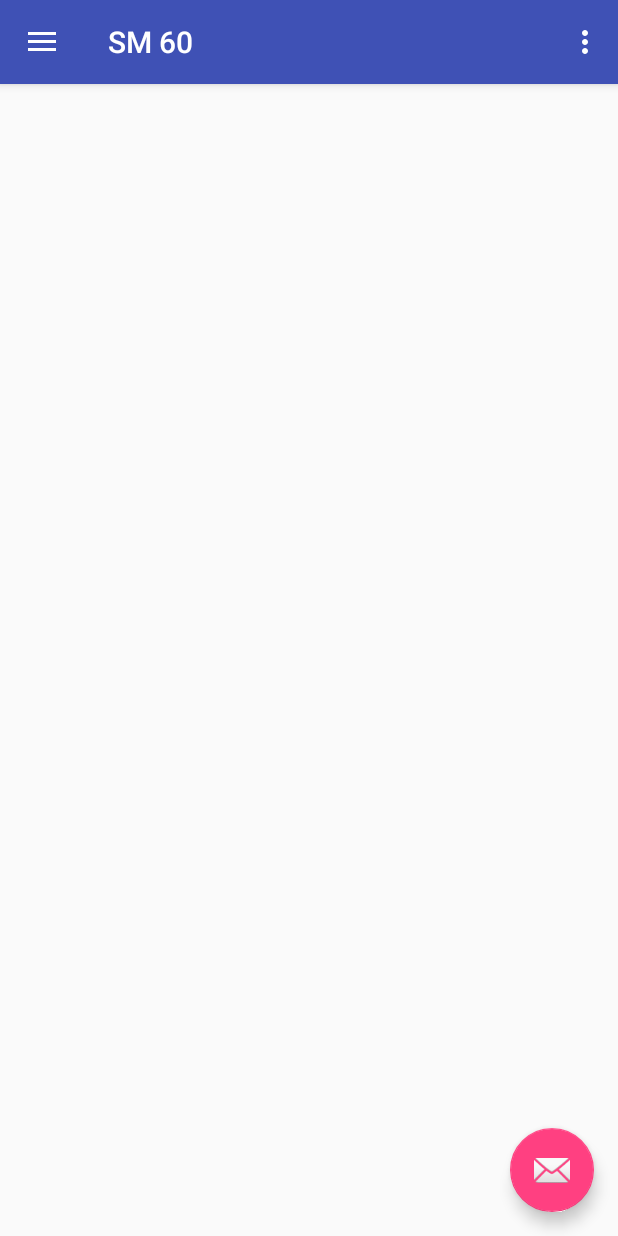
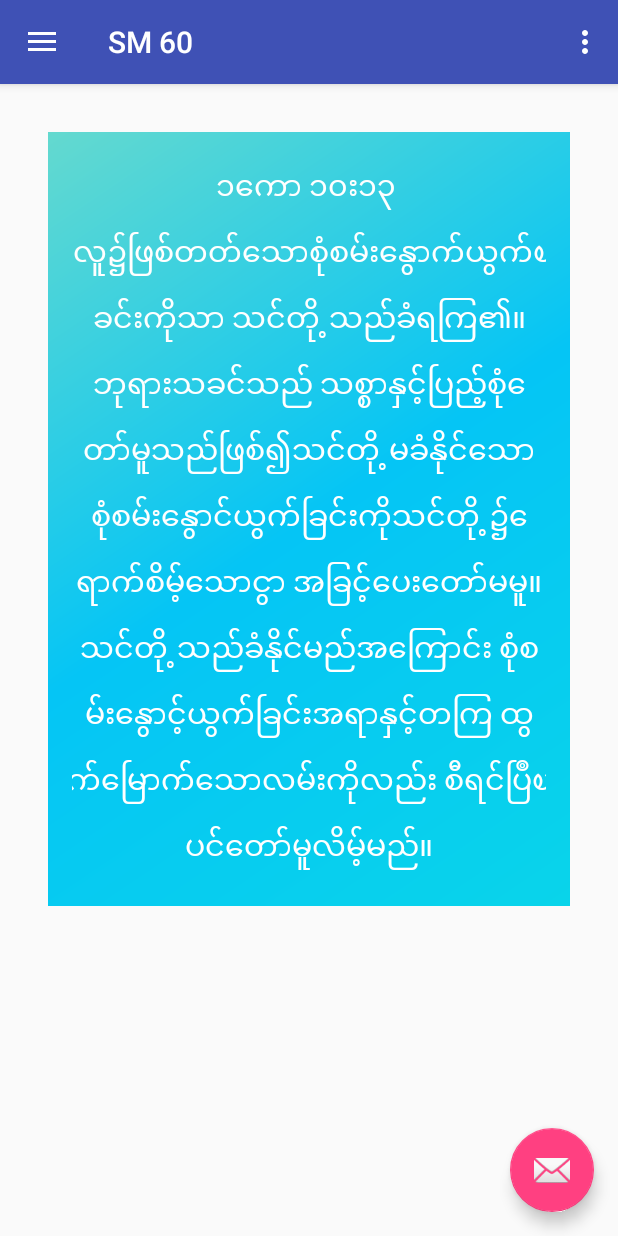
Before and after one commit to david-gnext/sm60, an Android app: the screen it shows after launch (MainActivity), in the side drawer, after a tap on "ေအာင္ၿမင္ၿခင္းစိတ္ခ်မႈ", on a phone screen of 412 x 824 dp. Run offline under Robolectric (Android 15) with nearby library versions, the phone set to English and light mode, and no system bars; our stand-ins replace Volley.

Commit message:
added string

```diff
--- a/app/src/main/java/com/example/david/tutorial/MainActivity.java
+++ b/app/src/main/java/com/example/david/tutorial/MainActivity.java
@@ -99,9 +99,17 @@ public class MainActivity extends AppCompatActivity
         } else if (id == R.id.nav_manage) {
 
         } else if (id == R.id.g1_c1) {
-
+            fragment = new G1();
+            args.putString(G1.QOUTE_ID,getApplicationContext().getString(R.string.g1_c1_content));
         } else if (id == R.id.g1_c2) {
-
+            fragment = new G1();
+            args.putString(G1.QOUTE_ID,getApplicationContext().getString(R.string.g1_c2_content));
+        } else if (id == R.id.g1_c3) {
+            fragment = new G1();
+            args.putString(G1.QOUTE_ID,getApplicationContext().getString(R.string.g1_c3_content));
+        } else if (id == R.id.g1_c4) {
+            fragment = new G1();
+            args.putString(G1.QOUTE_ID,getApplicationContext().getString(R.string.g1_c4_content));
         }
         fragment.setArguments(args);
         FragmentManager fragmentManager = getFragmentManager();
--- a/app/src/main/res/values/strings.xml
+++ b/app/src/main/res/values/strings.xml
@@ -19,10 +19,19 @@ decision</string>
     <string name="navigation_drawer_close">Close navigation drawer</string>
     <string name="g1_title">စိတ္ခ်မႈ(၅)ခု</string>
     <string name="g1_c1_title">ကယ္တင္ၿခင္းစိတ္ခ်မႈ</string>
-    <string name="g1_c1_content">ေယာ ၁၅း၅ သက္ေသခံေတာ္မူခ်က္ဟူမူကားဘုရားသခင္သည္ငါတို႕ကိုထာ၀ရအသက္ေပးေတာ္မူ</string>
+    <string name="g1_c1_content">ေယာ ၁၅း၅ သက္ေသခံေတာ္မူခ်က္ဟူမူကားဘုရားသခင္သည္ ငါတို႕အားထာ၀ရအသက္ေပးေတာ္မူ၍ထိုအသက္သည္လည္း သားေတာ္၌ပါ၏။သားေတာ္ကိုရေသာသူသည္
+        အသက္ကိုရ၏။ဘုရားသခင္၏သားေတာ္ကိုမရေသာသူမူကားအသက္ကိုမရ။
+    </string>
     <string name="g1_c2_title">ဆုေတာင္းၿခင္းစိတ္ခ်မႈ</string>
+    <string name="g1_c2_content">ေယာ ၁၆း၂၄ \n
+        ယခုတိုင္ေအာင္ငါ၏နာမကို အမွီၿပဳ၍သငိတို႕သည္အဘယ္ဆုကိုမွ် မေတာင္းၾကေသး။သင္တို႕သည္၀မ္းေၿမာင္စရာ အေၾကာင္းစံုလင္ေစၿခင္းငွာေတာင္းၾကေလာ့။ ထိုသို႕ေတာင္းလွ်င္ရၾကလိမ့္မည္။
+    </string>
     <string name="g1_c3_title">ေအာင္ၿမင္ၿခင္းစိတ္ခ်မႈ</string>
+    <string name="g1_c3_content">၁ေကာ ၁၀း၁၃ \n လူ၌ၿဖစ္တတ္ေသာစံုစမ္းေႏွာက္ယွက္ၿခင္းကိုသာ သင္တို႕သည္ခံရၾက၏။ဘုရားသခင္သည္ သစၥာႏွင့္ၿပည့္စံုေတာ္မူသည္ၿဖစ္၍သင္တို႕မခံႏိုင္ေသာ
+    စံုစမ္းေႏွာင္ယွက္ၿခင္းကိုသင္တို႕၌ေရာက္စိမ့္ေသာငွာ အခြင့္ေပးေတာ္မမူ။သင္တို႕သည္ခံႏိုင္မည္အေၾကာင္း စံုစမ္းေႏွာင့္ယွက္ၿခင္းအရာႏွင့္တကြ ထြက္ေၿမာက္ေသာလမ္းကိုလည္း စီရင္ၿပဳၿပင္ေတာ္မူလိမ့္မည္။</string>
     <string name="g1_c4_title">အၿပစ္လြတ္ၿခင္းစိတ္ခ်မႈ</string>
+    <string name="g1_c4_content">၁ေယာ ၁း၉
+        ကိုယ္အၿပစ္တို႕ကိုေဖာ္ၿပေတာင္းပန္လွ်င္ ငါတို႕အၿပစ္မ်ားကိုလြတ္၍ ဒုစရိုက္ရွိသမွ်ႏွင့္ ကင္းစင္ေစၿခင္းငွာဘုရားသခင္သည္သစၥာတရားႏွင့္၎၊ ေၿဖာင့္မတ္ၿခင္းတရားႏွင့္၎ ၿပည့္စံုေတာ္မူ၏။</string>
     <string name="g1_c5_title">ပဲ့ၿပင္ၿခင္းစိတ္ခ်မႈ</string>
     <string name="g2_title">ခရစ္ေတာ္ႏွင့္ဆက္လက္ေလွ်ာင္လွမ္းၿခင္း</string>
     <string name="g2_c1_title">ခရစ္ေတာ္၌အသက္ရွင္ၿခင္း</string>
```
